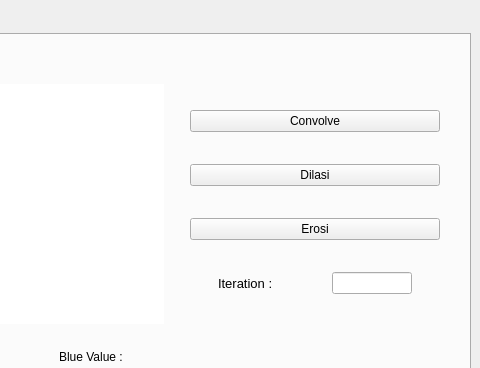
First picture: the form in Comvis I Design.ui, repository andre002wp/Comvis-Semester-5, before the edit; both pictures show x 776 to 1256 and y 0 to 368 of the 1256 by 704 pixel window.
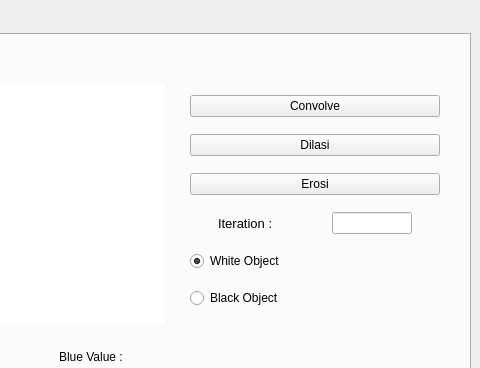
Second picture: the form after the edit. Custom widgets are drawn as their Qt base class.

Commit message: radio button tab 3

Diff of the .ui file:
```diff
--- a/Comvis I Design.ui
+++ b/Comvis I Design.ui
@@ -830,6 +830,23 @@
               </item>
              </layout>
             </item>
+            <item>
+             <widget class="QRadioButton" name="radio_white_background_tab3">
+              <property name="text">
+               <string>White Object</string>
+              </property>
+              <property name="checked">
+               <bool>true</bool>
+              </property>
+             </widget>
+            </item>
+            <item>
+             <widget class="QRadioButton" name="radio_black_background_tab3">
+              <property name="text">
+               <string>Black Object</string>
+              </property>
+             </widget>
+            </item>
            </layout>
           </item>
          </layout>
```
Left out of the diff: 64 changed lines with no effect on the pictures. The commit also changes 1 other file.
